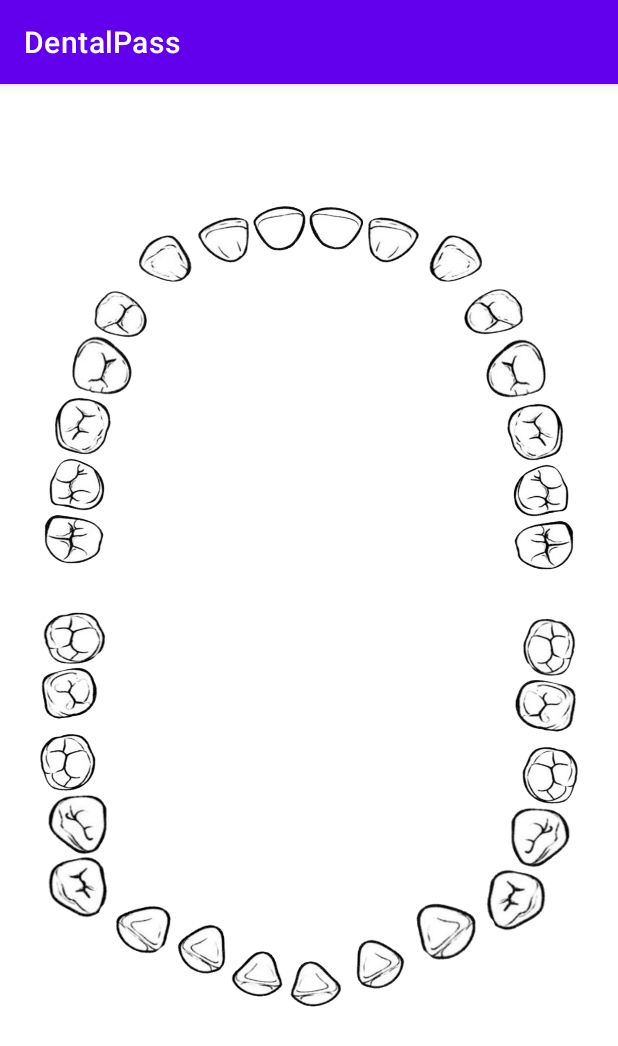
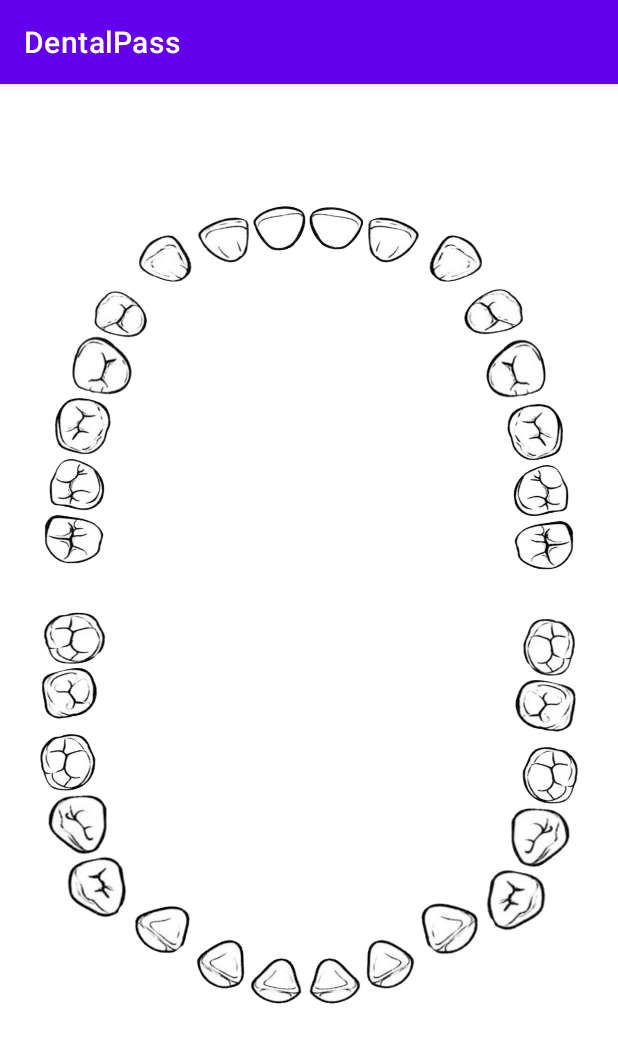
Before and after one commit to sastsy/DentalPass, an Android app: the screen it shows after launch (MainActivity), on a phone screen of 412 x 824 dp. Shown: the top 1046 px of the screen. Run offline under Robolectric (Android 15) with nearby library versions, the phone set to English and light mode, and no system bars.

Commit message:
straightened teeth

```diff
--- a/app/src/main/java/com/example/dentalpass/MainActivity.java
+++ b/app/src/main/java/com/example/dentalpass/MainActivity.java
@@ -20,77 +20,6 @@
         setContentView(R.layout.activity_main);
 
         ImageButton[] imageButtons_list = new ImageButton[32];
-
-        /*ImageButton btn1 = (ImageButton) findViewById(R.id.imageButton1);
-        ImageButton btn2 = (ImageButton) findViewById(R.id.imageButton2);
-        ImageButton btn3 = (ImageButton) findViewById(R.id.imageButton3);
-        ImageButton btn4 = (ImageButton) findViewById(R.id.imageButton4);
-        ImageButton btn5 = (ImageButton) findViewById(R.id.imageButton5);
-        ImageButton btn6 = (ImageButton) findViewById(R.id.imageButton6);
-        ImageButton btn7 = (ImageButton) findViewById(R.id.imageButton7);
-        ImageButton btn8 = (ImageButton) findViewById(R.id.imageButton8);
-        ImageButton btn9 = (ImageButton) findViewById(R.id.imageButton9);
-        ImageButton btn10 = (ImageButton) findViewById(R.id.imageButton10);
-        ImageButton btn11 = (ImageButton) findViewById(R.id.imageButton11);
-        ImageButton btn12 = (ImageButton) findViewById(R.id.imageButton12);
-        ImageButton btn13 = (ImageButton) findViewById(R.id.imageButton13);
-        ImageButton btn14 = (ImageButton) findViewById(R.id.imageButton14);
-        ImageButton btn15 = (ImageButton) findViewById(R.id.imageButton15);
-        ImageButton btn16 = (ImageButton) findViewById(R.id.imageButton16);
-        ImageButton btn17 = (ImageButton) findViewById(R.id.imageButton17);
-        ImageButton btn18 = (ImageButton) findViewById(R.id.imageButton18);
-        ImageButton btn19 = (ImageButton) findViewById(R.id.imageButton19);
-        ImageButton btn20 = (ImageButton) findViewById(R.id.imageButton20);
-        ImageButton btn21 = (ImageButton) findViewById(R.id.imageButton21);
-        ImageButton btn22 = (ImageButton) findViewById(R.id.imageButton22);
-        ImageButton btn23 = (ImageButton) findViewById(R.id.imageButton23);
-        ImageButton btn24 = (ImageButton) findViewById(R.id.imageButton24);
-        ImageButton btn25 = (ImageButton) findViewById(R.id.imageButton25);
-        ImageButton btn26 = (ImageButton) findViewById(R.id.imageButton26);
-        ImageButton btn27 = (ImageButton) findViewById(R.id.imageButton27);
-        ImageButton btn28 = (ImageButton) findViewById(R.id.imageButton28);
-        ImageButton btn29 = (ImageButton) findViewById(R.id.imageButton29);
-        ImageButton btn30 = (ImageButton) findViewById(R.id.imageButton30);
-        ImageButton btn31 = (ImageButton) findViewById(R.id.imageButton31);
-        ImageButton btn32 = (ImageButton) findViewById(R.id.imageButton32);
-
-        btn1.setOnClickListener(this);
-        btn2.setOnClickListener(this);
-        btn3.setOnClickListener(this);
-        btn4.setOnClickListener(this);
-        btn5.setOnClickListener(this);
-        btn6.setOnClickListener(this);
-        btn7.setOnClickListener(this);
-        btn8.setOnClickListener(this);
-        btn9.setOnClickListener(this);
-        btn10.setOnClickListener(this);
-        btn11.setOnClickListener(this);
-        btn12.setOnClickListener(this);
-        btn13.setOnClickListener(this);
-        btn14.setOnClickListener(this);
-        btn15.setOnClickListener(this);
-        btn16.setOnClickListener(this);
-        btn17.setOnClickListener(this);
-        btn18.setOnClickListener(this);
-        btn19.setOnClickListener(this);
-        btn20.setOnClickListener(this);
-        btn21.setOnClickListener(this);
-        btn22.setOnClickListener(this);
-        btn23.setOnClickListener(this);
-        btn24.setOnClickListener(this);
-        btn25.setOnClickListener(this);
-        btn26.setOnClickListener(this);
-        btn27.setOnClickListener(this);
-        btn28.setOnClickListener(this);
-        btn29.setOnClickListener(this);
-        btn30.setOnClickListener(this);
-        btn31.setOnClickListener(this);
-        btn32.setOnClickListener(this);
-
-        ImageButton[] imageButtons_list = {btn1, btn2, btn3, btn4, btn5, btn6, btn7, btn8, btn9, btn10,
-                btn11, btn12, btn13, btn14, btn15, btn16, btn17, btn18, btn19, btn20, btn21, btn22, btn23,
-                btn24, btn25, btn26, btn27, btn28, btn29, btn30, btn31, btn32};
-        */
 
         int[] imageButtons_id = {R.id.imageButton1, R.id.imageButton2, R.id.imageButton3, R.id.imageButton4,
                 R.id.imageButton5, R.id.imageButton6, R.id.imageButton7, R.id.imageButton8, R.id.imageButton9,
--- a/app/src/main/res/layout/activity_main.xml
+++ b/app/src/main/res/layout/activity_main.xml
@@ -292,11 +292,9 @@
 
         <ImageButton
             android:id="@+id/imageButton22"
-            android:layout_width="45dp"
-            android:layout_height="42dp"
+            android:layout_width="43dp"
+            android:layout_height="38dp"
             android:layout_marginTop="375dp"
-            android:layout_marginEnd="1dp"
-            android:layout_marginRight="1dp"
             android:background="@null"
             android:scaleType="fitXY"
             app:layout_constraintEnd_toStartOf="@+id/imageButton21"
@@ -348,8 +346,6 @@
             android:layout_width="36dp"
             android:layout_height="35dp"
             android:layout_marginTop="445dp"
-            android:layout_marginEnd="3dp"
-            android:layout_marginRight="3dp"
             android:background="@null"
             android:scaleType="fitXY"
             app:layout_constraintEnd_toStartOf="@+id/imageButton22"
@@ -360,11 +356,11 @@
             android:id="@+id/imageButton26"
             android:layout_width="36dp"
             android:layout_height="35dp"
-            android:layout_marginTop="425dp"
+            android:layout_marginTop="445dp"
             android:background="@null"
             android:scaleType="fitXY"
             app:layout_constraintEnd_toStartOf="@+id/imageButton25"
-            app:layout_constraintTop_toBottomOf="@+id/imageButton6"
+            app:layout_constraintTop_toBottomOf="@+id/imageButton7"
             app:srcCompat="@drawable/white26" />
 
         <ImageButton
@@ -386,26 +382,24 @@
             android:id="@+id/imageButton24"
             android:layout_width="37dp"
             android:layout_height="32dp"
-            android:layout_marginTop="472dp"
-            android:layout_marginEnd="6dp"
-            android:layout_marginRight="6dp"
+            android:layout_marginTop="470dp"
             android:background="@null"
             android:scaleType="fitXY"
             app:layout_constraintEnd_toStartOf="@+id/imageButton23"
-            app:layout_constraintTop_toBottomOf="@+id/imageButton8"
+            app:layout_constraintTop_toBottomOf="@+id/imageButton9"
             app:srcCompat="@drawable/white24" />
 
         <ImageButton
             android:id="@+id/imageButton25"
             android:layout_width="37dp"
             android:layout_height="32dp"
-            android:layout_marginTop="454dp"
+            android:layout_marginTop="470dp"
             android:layout_marginEnd="2dp"
             android:layout_marginRight="2dp"
             android:background="@null"
             android:scaleType="fitXY"
             app:layout_constraintEnd_toStartOf="@+id/imageButton24"
-            app:layout_constraintTop_toBottomOf="@+id/imageButton7"
+            app:layout_constraintTop_toBottomOf="@+id/imageButton8"
             app:srcCompat="@drawable/white25" />
 
         <ImageButton
```
